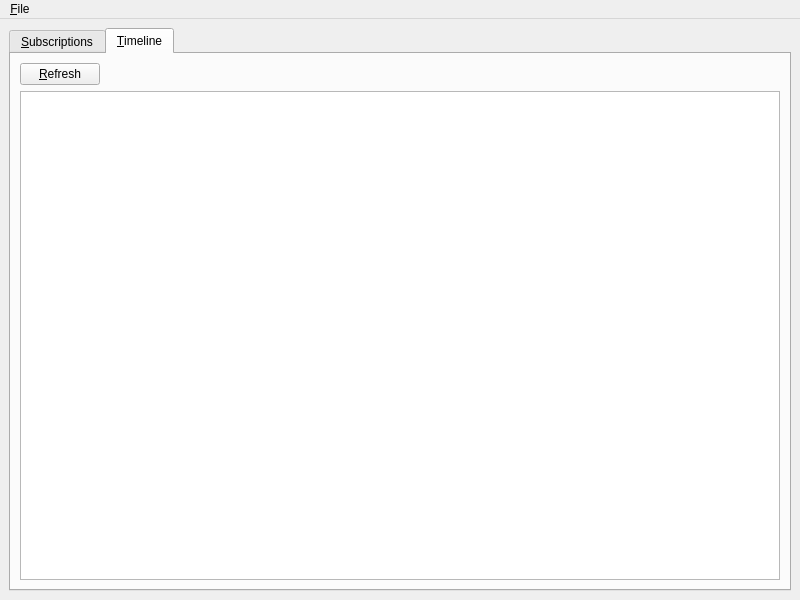
Before: the Qt Designer form branches/trunk/UI/spot-on-rss.ui in textbrowser/spot-on, drawn with Qt 5.
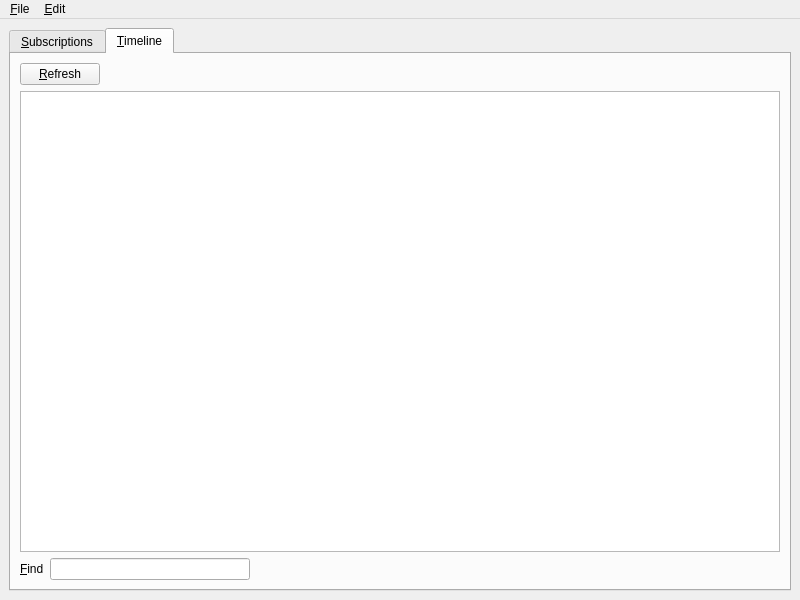
After: the same form once the commit is applied. The open tabs and pages were chosen to show the change. Icons and pictures are not drawn.

Commit message: Find RSS text. Removed phantom QAction objects.

```diff
--- a/branches/trunk/UI/spot-on-rss.ui
+++ b/branches/trunk/UI/spot-on-rss.ui
@@ -397,6 +397,55 @@
           </property>
          </widget>
         </item>
+        <item>
+         <layout class="QHBoxLayout" name="horizontalLayout_5">
+          <item>
+           <widget class="QLabel" name="label_4">
+            <property name="text">
+             <string>&amp;Find</string>
+            </property>
+            <property name="buddy">
+             <cstring>find</cstring>
+            </property>
+           </widget>
+          </item>
+          <item>
+           <widget class="QLineEdit" name="find">
+            <property name="sizePolicy">
+             <sizepolicy hsizetype="Fixed" vsizetype="Fixed">
+              <horstretch>0</horstretch>
+              <verstretch>0</verstretch>
+             </sizepolicy>
+            </property>
+            <property name="minimumSize">
+             <size>
+              <width>200</width>
+              <height>0</height>
+             </size>
+            </property>
+            <property name="maximumSize">
+             <size>
+              <width>200</width>
+              <height>16777215</height>
+             </size>
+            </property>
+           </widget>
+          </item>
+          <item>
+           <spacer name="horizontalSpacer_4">
+            <property name="orientation">
+             <enum>Qt::Horizontal</enum>
+            </property>
+            <property name="sizeHint" stdset="0">
+             <size>
+              <width>40</width>
+              <height>20</height>
+             </size>
+            </property>
+           </spacer>
+          </item>
+         </layout>
+        </item>
        </layout>
       </widget>
      </widget>
@@ -418,7 +467,14 @@
     </property>
     <addaction name="action_Close"/>
    </widget>
+   <widget class="QMenu" name="menu_Edit">
+    <property name="title">
+     <string>&amp;Edit</string>
+    </property>
+    <addaction name="action_Find"/>
+   </widget>
    <addaction name="menu_File"/>
+   <addaction name="menu_Edit"/>
   </widget>
   <action name="action_Close">
    <property name="text">
```
Left out of the diff: 16 changed lines with no effect on the pictures. The commit also changes 6 other files.
